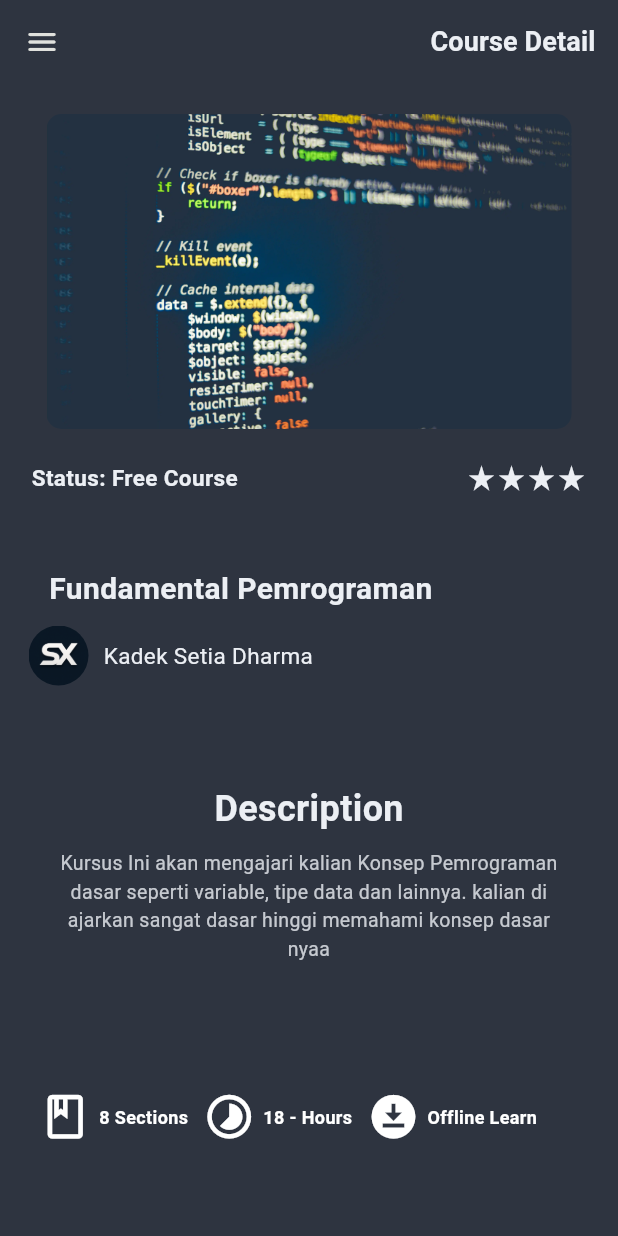
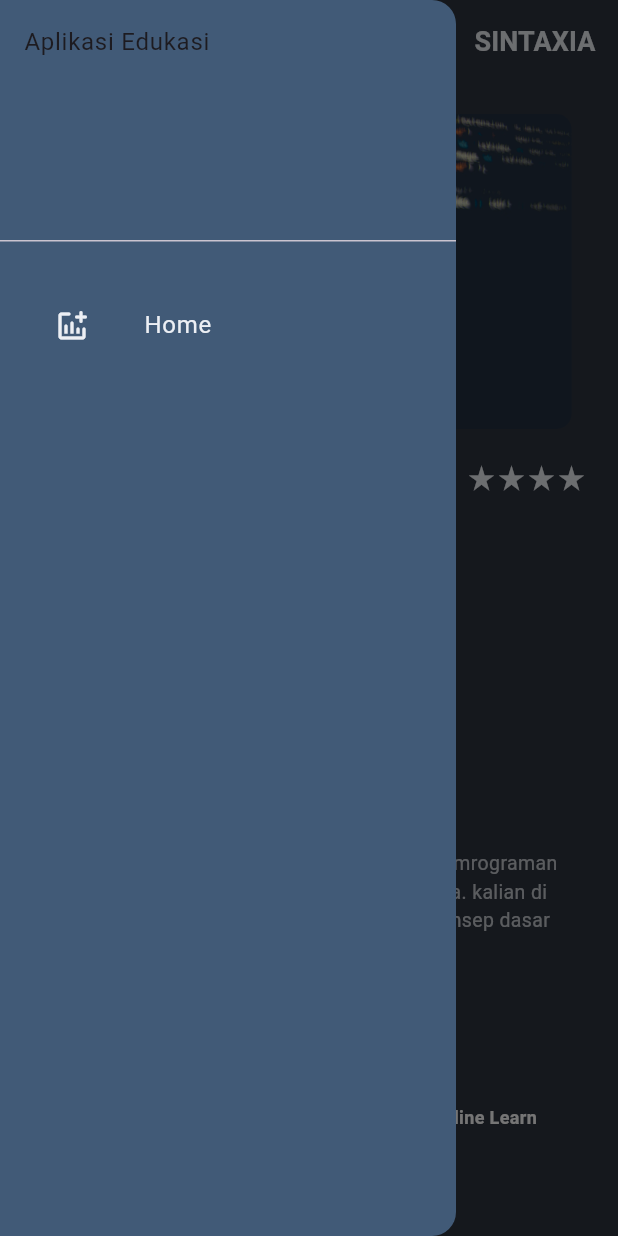
Before and after one commit to FoxHound-X/Sintaxia, a Flutter app: the Fundamental screen opened by its route, with the side drawer open (before the commit the screen has no drawer), on a phone screen of 412 x 824 dp. Run offline on Flutter 3.47's test engine with Material 3 defaults, Android fonts, the phone set to English and light mode, and no system bars; our stand-ins replace animated_text_kit; project files that could hold a hidden picture were left out.

Commit message:
¯\_(ツ)_/¯

```diff
--- a/aplikasi/lib/halaman/course/fundamental.dart
+++ b/aplikasi/lib/halaman/course/fundamental.dart
@@ -11,20 +11,14 @@ class Fundamental extends StatelessWidget {
     return Scaffold(
       backgroundColor: paketwarna.nordicBacground,
         appBar: AppBar(
+          iconTheme: IconThemeData(color: Colors.white),
           backgroundColor: paketwarna.nordicBacground,
-        leading: IconButton(
-          icon: const Icon(Icons.menu_rounded),
-          color: paketwarna.deepea0,
-          onPressed: () {
-            debugPrint("Aplikasi berhasil");
-          },
-        ),
           actions: [
             Padding(
               padding: const EdgeInsets.only(right: 3),
               child: TextButton(
                 child: const Text(
-                "Course Detail",
+                  "SINTAXIA",
                   style: TextStyle(
                     fontSize: 18,
                     fontWeight: FontWeight.bold,
@@ -37,6 +31,28 @@ class Fundamental extends StatelessWidget {
               ),
             )
           ],
+        ),
+
+        drawer: Drawer(
+          backgroundColor: paketwarna.deepea2,
+          child: ListView(
+            children: [
+              const DrawerHeader(child: Text("Aplikasi Edukasi")),
+              Padding(
+                padding: const EdgeInsets.only(top: 20),
+                child: ListTile(
+                  leading: Padding(
+                    padding: const EdgeInsets.only( left: 20, right: 20),
+                    child: Icon(Icons.addchart_rounded),
+                  ),
+                  iconColor: paketwarna.nordicTitle,
+                  textColor: paketwarna.nordicTitle,
+                  title: const Text("Home"),
+                  onTap: () => Navigator.pushNamed(context, '/homepage'),
+                ),
+              )
+            ],
+          ),
         ),
 
       body: RepaintBoundary(
@@ -255,9 +271,21 @@ class Fundamental extends StatelessWidget {
                 '     // Menampilkan angka dari 1 sampai 5 \n'
                 '     for (i = 1; i <= 5; i++) { \n'
                 '     print("Angka ke- " + i);\n'
-                '     }',
+                '     }\n\n'
+                '',
                 gambar: 'lib/aset/gambar/course/gbr1.webp',
               ),
+              const SizedBox(height: 15,),
+              CourseDropdown(
+                namapelajaran: 'Percabangan (Conditional Statement)',
+                isipelajaran: 'Percabangan adalah fitur yang memungkinkan program mengambil keputusan berdasarkan kondisi tertentu (benar atau salah). Percabangan di gunakan saat ingin menentukan kondisi seperti mengecek password atau username\n\n'
+                'Contoh Percabangan: \n'
+                'if (nilai >= 75) {\n'
+                '    print("Lulus")\n'
+                '} else {\n'
+                '    print("Tidak lulus")\n'
+                '}\n',
+                gambar: 'lib/aset/gambar/course/gbr1.webp'),
               const SizedBox(height: 15,),
 
 
--- a/aplikasi/lib/main.dart
+++ b/aplikasi/lib/main.dart
@@ -2,6 +2,7 @@ import 'package:flutter/material.dart';
 import 'aset/paketwarna.dart';
 import 'halaman/home.dart';
 import 'halaman/course/fundamental.dart';
+import 'halaman/course/komputerdasar.dart';
 import 'package:animated_text_kit/animated_text_kit.dart';
 
 void main() {
@@ -26,6 +27,7 @@ class _AplikasiState extends State<Aplikasi> {
         '/welcomepage': (context) => const welcome(),
         '/homepage': (context) => const HalamanHome(),
         '/Fundamental': (context) => const Fundamental(),
+        '/komputer': (context) => const komputerdasar(),
       },
     );
   }
```
Also changed, not shown: aplikasi/lib/halaman/course/komputerdasar.dart (added, +234 -0 lines), aplikasi/lib/halaman/home.dart (+6 -31 lines), aplikasi/lib/aset/gambar/course/pc.webp (added). Lines whose indentation alone changed are shown as unchanged.
